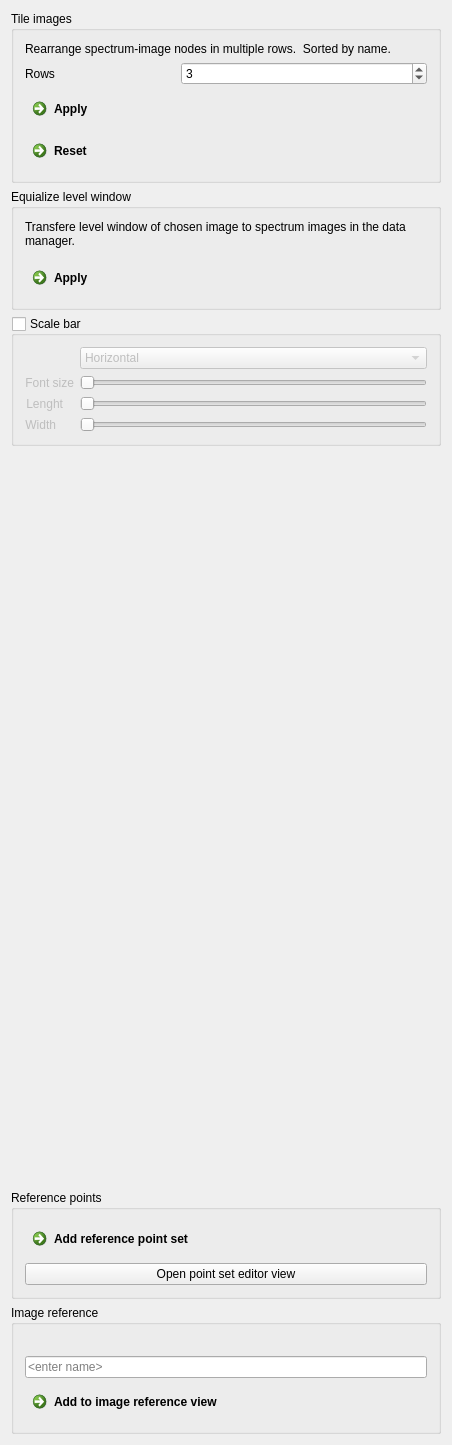
m2aia/m2aia, file Plugins/org.mitk.gui.qt.m2.Data/src/internal/m2DataTools.ui: the form before one commit.
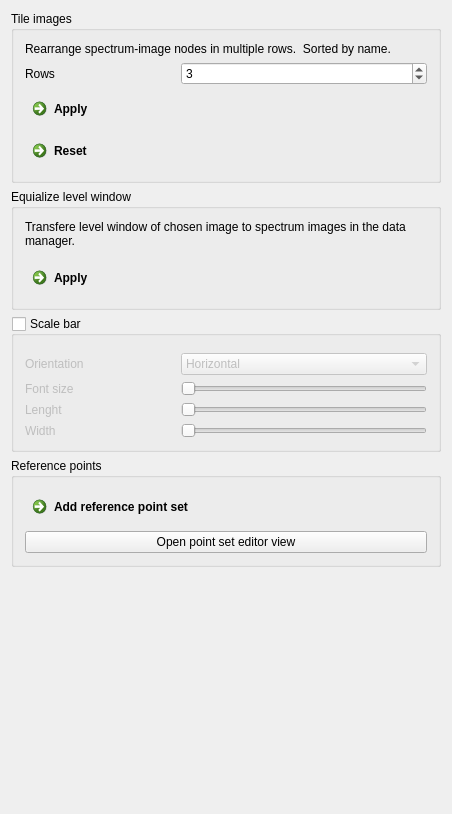
The form after the commit. Custom widgets are drawn as their Qt base class.

Commit message: update data tools

Diff of the .ui file:
```diff
--- a/Plugins/org.mitk.gui.qt.m2.Data/src/internal/m2DataTools.ui
+++ b/Plugins/org.mitk.gui.qt.m2.Data/src/internal/m2DataTools.ui
@@ -10,7 +10,7 @@
     <x>0</x>
     <y>0</y>
     <width>452</width>
-    <height>1445</height>
+    <height>814</height>
    </rect>
   </property>
   <property name="sizePolicy">
@@ -163,8 +163,8 @@
      <property name="checked">
       <bool>false</bool>
      </property>
-     <layout class="QFormLayout" name="formLayout_3">
-      <item row="0" column="0">
+     <layout class="QVBoxLayout" name="verticalLayout_4">
+      <item>
        <widget class="QmitkSingleNodeSelectionWidget" name="ReferenceSelectionForScaleBar" native="true">
         <property name="minimumSize">
          <size>
@@ -174,13 +174,37 @@
         </property>
         <property name="maximumSize">
          <size>
+          <width>16777215</width>
+          <height>16777215</height>
+         </size>
+        </property>
+       </widget>
+      </item>
+      <item>
+       <layout class="QHBoxLayout" name="horizontalLayout_2">
+        <item>
+         <widget class="QLabel" name="label_7">
+          <property name="minimumSize">
+           <size>
+            <width>0</width>
+            <height>0</height>
+           </size>
+          </property>
+          <property name="maximumSize">
+           <size>
           <width>150</width>
           <height>16777215</height>
          </size>
         </property>
-       </widget>
-      </item>
-      <item row="0" column="1">
+          <property name="text">
+           <string>Orientation</string>
+          </property>
+          <property name="alignment">
+           <set>Qt::AlignLeading|Qt::AlignLeft|Qt::AlignVCenter</set>
+          </property>
+         </widget>
+        </item>
+        <item>
        <widget class="QComboBox" name="scaleBarOrientation">
         <property name="sizePolicy">
          <sizepolicy hsizetype="Preferred" vsizetype="Preferred">
@@ -188,6 +212,18 @@
           <verstretch>0</verstretch>
          </sizepolicy>
         </property>
+          <property name="minimumSize">
+           <size>
+            <width>0</width>
+            <height>0</height>
+           </size>
+          </property>
+          <property name="maximumSize">
+           <size>
+            <width>16777215</width>
+            <height>16777215</height>
+           </size>
+          </property>
         <item>
          <property name="text">
           <string>Horizontal</string>
@@ -200,7 +236,11 @@
         </item>
        </widget>
       </item>
-      <item row="1" column="0">
+       </layout>
+      </item>
+      <item>
+       <layout class="QHBoxLayout" name="Fontsiye">
+        <item>
        <widget class="QLabel" name="label_2">
         <property name="minimumSize">
          <size>
@@ -218,11 +258,11 @@
          <string>Font size</string>
         </property>
         <property name="alignment">
-         <set>Qt::AlignRight|Qt::AlignTrailing|Qt::AlignVCenter</set>
+           <set>Qt::AlignLeading|Qt::AlignLeft|Qt::AlignVCenter</set>
         </property>
        </widget>
       </item>
-      <item row="1" column="1">
+        <item>
        <widget class="QSlider" name="scaleBarFontSize">
         <property name="sizePolicy">
          <sizepolicy hsizetype="Preferred" vsizetype="Preferred">
@@ -238,7 +278,11 @@
         </property>
        </widget>
       </item>
-      <item row="2" column="0">
+       </layout>
+      </item>
+      <item>
+       <layout class="QHBoxLayout" name="Lenght">
+        <item>
        <widget class="QLabel" name="label_3">
         <property name="minimumSize">
          <size>
@@ -256,11 +300,11 @@
          <string>Lenght</string>
         </property>
         <property name="alignment">
-         <set>Qt::AlignRight|Qt::AlignTrailing|Qt::AlignVCenter</set>
+           <set>Qt::AlignLeading|Qt::AlignLeft|Qt::AlignVCenter</set>
         </property>
        </widget>
       </item>
-      <item row="2" column="1">
+        <item>
        <widget class="QSlider" name="scaleBarLenght">
         <property name="sizePolicy">
          <sizepolicy hsizetype="Preferred" vsizetype="Preferred">
@@ -276,7 +320,11 @@
         </property>
        </widget>
       </item>
-      <item row="3" column="0">
+       </layout>
+      </item>
+      <item>
+       <layout class="QHBoxLayout" name="Width">
+        <item>
        <widget class="QLabel" name="label_5">
         <property name="minimumSize">
          <size>
@@ -294,11 +342,11 @@
          <string>Width</string>
         </property>
         <property name="alignment">
-         <set>Qt::AlignRight|Qt::AlignTrailing|Qt::AlignVCenter</set>
+           <set>Qt::AlignLeading|Qt::AlignLeft|Qt::AlignVCenter</set>
         </property>
        </widget>
       </item>
-      <item row="3" column="1">
+        <item>
        <widget class="QSlider" name="scaleBarWidth">
         <property name="sizePolicy">
          <sizepolicy hsizetype="Preferred" vsizetype="Preferred">
@@ -315,20 +363,9 @@
        </widget>
       </item>
      </layout>
-    </widget>
-   </item>
-   <item>
-    <spacer name="verticalSpacer_3">
-     <property name="orientation">
-      <enum>Qt::Vertical</enum>
-     </property>
-     <property name="sizeHint" stdset="0">
-      <size>
-       <width>20</width>
-       <height>40</height>
-      </size>
-     </property>
-    </spacer>
+      </item>
+     </layout>
+    </widget>
    </item>
    <item>
     <widget class="QGroupBox" name="refPointSetGroup">
@@ -354,58 +391,17 @@
     </widget>
    </item>
    <item>
-    <widget class="QGroupBox" name="imageRefGroup">
-     <property name="enabled">
-      <bool>true</bool>
+    <spacer name="verticalSpacer">
+     <property name="orientation">
+      <enum>Qt::Vertical</enum>
      </property>
-     <property name="toolTip">
-      <string/>
+     <property name="sizeHint" stdset="0">
+      <size>
+       <width>20</width>
+       <height>40</height>
+      </size>
      </property>
-     <property name="title">
-      <string>Image reference</string>
-     </property>
-     <property name="flat">
-      <bool>false</bool>
-     </property>
-     <property name="checkable">
-      <bool>false</bool>
-     </property>
-     <layout class="QVBoxLayout" name="verticalLayout_12">
-      <item>
-       <widget class="QLabel" name="labelIonImageInfo">
-        <property name="text">
-         <string>&lt;x±t(x)&gt;</string>
-        </property>
-       </widget>
-      </item>
-      <item>
-       <widget class="QLineEdit" name="textIonName">
-        <property name="enabled">
-         <bool>true</bool>
-        </property>
-        <property name="sizePolicy">
-         <sizepolicy hsizetype="Minimum" vsizetype="Fixed">
-          <horstretch>0</horstretch>
-          <verstretch>0</verstretch>
-         </sizepolicy>
-        </property>
-        <property name="text">
-         <string/>
-        </property>
-        <property name="placeholderText">
-         <string>&lt;enter name&gt;</string>
-        </property>
-       </widget>
-      </item>
-      <item>
-       <widget class="QCommandLinkButton" name="btnAddIonImageReference">
-        <property name="text">
-         <string>Add to image reference view</string>
-        </property>
-       </widget>
-      </item>
-     </layout>
-    </widget>
+    </spacer>
    </item>
   </layout>
  </widget>
```
Left out of the diff: 1 changed line with no effect on the pictures. Lines whose indentation alone changed are shown as unchanged. The commit also changes 1 other file.
